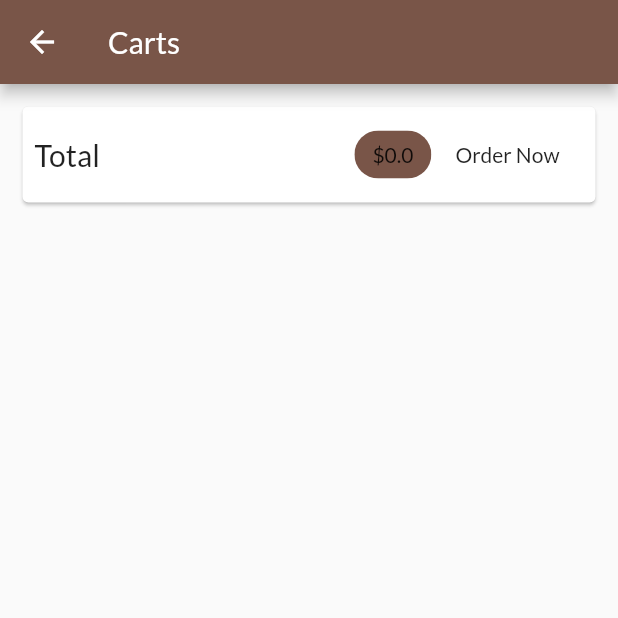
After one commit to rahulkarki312/cart_app, a Flutter app: the CartScreen screen opened by its route, on a phone screen of 412 x 824 dp, the top half of it. The commit adds this screen. Run offline on Flutter 3.47's test engine with Material 2 defaults, Android fonts, the phone set to English and light mode, and no system bars; network calls fail.

Commit message:
delete Cart-Items Added

```diff
--- a/lib/main.dart
+++ b/lib/main.dart
@@ -5,6 +5,7 @@ import "screens/products_overview_page.dart";
 import 'screens/product_detail_screen.dart';
 import './providers/products.dart';
 import './providers/cart.dart';
+import './screens/cart_screen.dart';
 
 void main() {
   runApp(const MyApp());
@@ -29,7 +30,8 @@ class MyApp extends StatelessWidget {
         title: " ",
         home: ProductsOverviewScreen(),
         routes: {
-          ProductDetailScreen.routeName: (context) => ProductDetailScreen()
+          ProductDetailScreen.routeName: (context) => ProductDetailScreen(),
+          CartScreen.routeName: (context) => CartScreen()
         },
       ),
     );
--- a/lib/providers/cart.dart
+++ b/lib/providers/cart.dart
@@ -14,6 +14,7 @@ class CartItem {
 }
 
 class Cart with ChangeNotifier {
+  // in _items,  key: id of product value: cartItem
   Map<String, CartItem> _items = {};
 
   Map<String, CartItem> get items {
@@ -22,6 +23,14 @@ class Cart with ChangeNotifier {
 
   int get itemCount {
     return _items.length;
+  }
+
+  double get totalAmount {
+    var total = 0.0;
+    _items.forEach((key, cartItem) {
+      total += cartItem.price * cartItem.quantity;
+    });
+    return total;
   }
 
   void addItem(String productId, double price, String title) {
@@ -46,4 +55,9 @@ class Cart with ChangeNotifier {
 
     notifyListeners();
   }
+
+  void removeItem(String productId) {
+    _items.remove(productId);
+    notifyListeners();
+  }
 }
--- /dev/null
+++ b/lib/screens/cart_screen.dart
@@ -0,0 +1,58 @@
+import 'package:flutter/material.dart';
+import 'package:provider/provider.dart';
+import '../providers/cart.dart' show Cart;
+// since both cart and cart_item have CartItem class, to avoid clash
+//of those, only Cart class is used (using show)
+import '../widgets/cart_item.dart';
+
+class CartScreen extends StatelessWidget {
+  static const routeName = "/cart";
+  @override
+  Widget build(BuildContext context) {
+    final cart = Provider.of<Cart>(context);
+    // so, the CartScreen completely re-renders when a cart item is deleted
+    // TODO: implement build
+    return Scaffold(
+      appBar: AppBar(
+        title: Text("Carts"),
+        backgroundColor: Theme.of(context).primaryColor,
+      ),
+      body: Column(children: [
+        Card(
+          margin: EdgeInsets.all(15),
+          child: Padding(
+              padding: EdgeInsets.all(8),
+              child: Row(
+                children: [
+                  Text(
+                    "Total ",
+                    style: TextStyle(fontSize: 20),
+                  ),
+                  Spacer(),
+                  Chip(
+                    label: Text("\$${cart.totalAmount.truncateToDouble()}"),
+                    backgroundColor: Theme.of(context).primaryColor,
+                  ),
+                  FlatButton(onPressed: () {}, child: Text("Order Now"))
+                ],
+              )),
+        ),
+        SizedBox(
+          height: 10,
+        ),
+        Expanded(
+          child: ListView.builder(
+            itemCount: cart.itemCount,
+            itemBuilder: (context, i) => CartItem(
+              cart.items.values.toList()[i].id,
+              cart.items.keys.toList()[i],
+              cart.items.values.toList()[i].price,
+              cart.items.values.toList()[i].quantity,
+              cart.items.values.toList()[i].title,
+            ),
+          ),
+        )
+      ]),
+    );
+  }
+}
--- a/lib/screens/products_overview_page.dart
+++ b/lib/screens/products_overview_page.dart
@@ -8,6 +8,7 @@ import '../providers/products.dart';
 import '../widgets/product_item.dart';
 import '../widgets/products_grid.dart';
 import '../widgets/badge.dart';
+import './cart_screen.dart';
 
 enum FilterOptions { Favorites, All }
 
@@ -53,7 +54,9 @@ class _ProductsOverviewScreenState extends State<ProductsOverviewScreen> {
                   child: child as Widget, value: cart.itemCount.toString()),
               child: IconButton(
                 icon: Icon(Icons.shopping_cart),
-                onPressed: () {},
+                onPressed: () {
+                  Navigator.of(context).pushNamed(CartScreen.routeName);
+                },
               ),
             )
           ],
```
Also changed, not shown: lib/widgets/cart_item.dart (added, +46 -0 lines).
